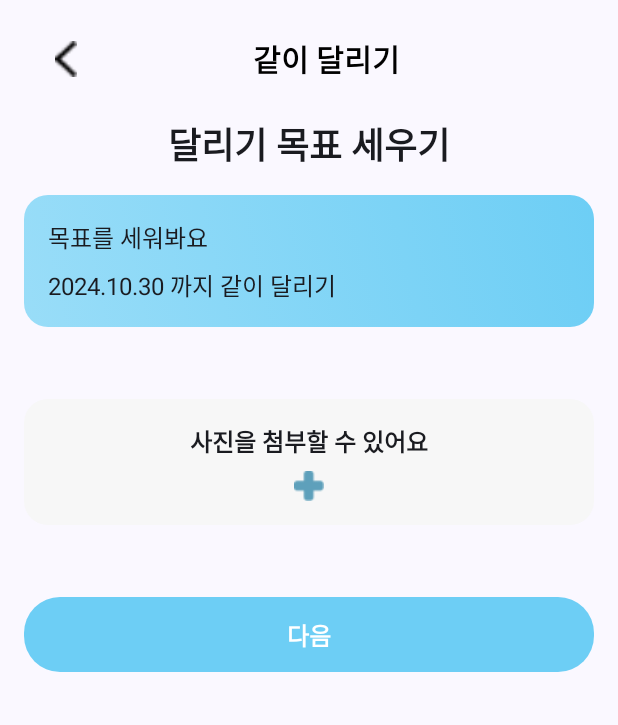
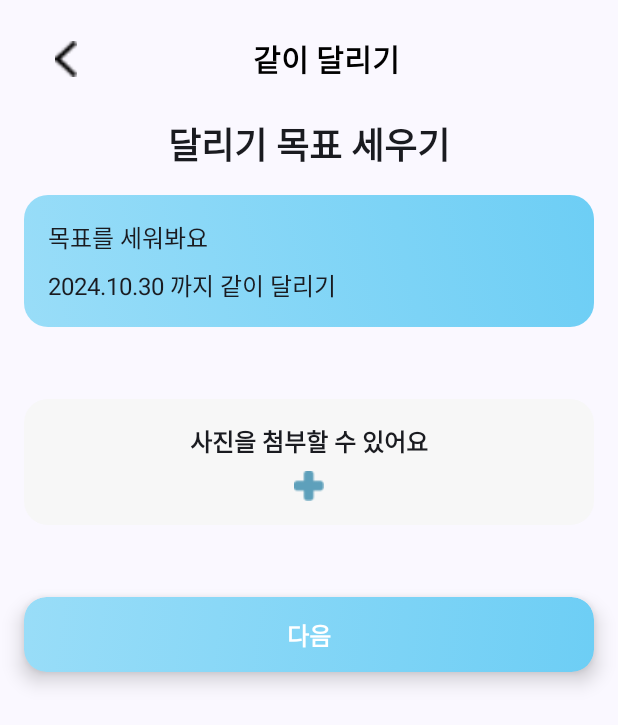
Before and after one commit to dbdbais/Kids-Wallet, an Android app built with Jetpack Compose: the RunParentsScreen screen opened through its navigation route, on a phone screen of 412 x 824 dp. Shown: the top 725 px of the screen. Run offline under Robolectric (Android 15) with nearby library versions, the light colour scheme and no system bars.

Commit message:
[feat] 버튼 폰트웨이트, 글자크기 조절 추가

```diff
--- a/Frontend/client/KidsWallet/app/src/main/java/com/ssafy/kidswallet/ui/screens/run/parents/RunParents.kt
+++ b/Frontend/client/KidsWallet/app/src/main/java/com/ssafy/kidswallet/ui/screens/run/parents/RunParents.kt
@@ -11,6 +11,7 @@ import androidx.compose.foundation.layout.fillMaxWidth
 import androidx.compose.foundation.layout.height
 import androidx.compose.foundation.layout.padding
 import androidx.compose.foundation.layout.size
+import androidx.compose.foundation.layout.width
 import androidx.compose.foundation.shape.RoundedCornerShape
 import androidx.compose.material3.Button
 import androidx.compose.material3.ButtonDefaults
@@ -29,6 +30,7 @@ import androidx.compose.ui.unit.sp
 import androidx.navigation.NavController
 import androidx.navigation.compose.rememberNavController
 import com.ssafy.kidswallet.R
+import com.ssafy.kidswallet.ui.components.BlueButton
 import com.ssafy.kidswallet.ui.components.FontSizes
 import com.ssafy.kidswallet.ui.components.Top
 
@@ -97,21 +99,13 @@ fun RunParentsScreen(navController: NavController) {
         Spacer(modifier = Modifier.height(16.dp))
 
         // 다음 버튼
-        Button(
-            onClick = { /* 다음 동작 구현 */ },
-            modifier = Modifier.fillMaxWidth().height(50.dp),
-            colors = ButtonDefaults.buttonColors(
-                containerColor = Color(0xFF6DCEF5),
-                contentColor = Color.White
-            ),
-            shape = RoundedCornerShape(24.dp)
-        ) {
-            Text(
-                text = "다음",
-                style = FontSizes.h16,
-                fontWeight = FontWeight.Bold
-            )
-        }
+        BlueButton(
+            onClick = { navController.navigate("mainPage") },
+            text = "다음",
+            modifier = Modifier.width(400.dp), // 원하는 너비 설정
+            height = 50,
+            elevation = 8
+        )
     }
 }
 
```
Also changed, not shown: Frontend/client/KidsWallet/app/src/main/java/com/ssafy/kidswallet/ui/components/GradientButton.kt (+52 -28 lines).
